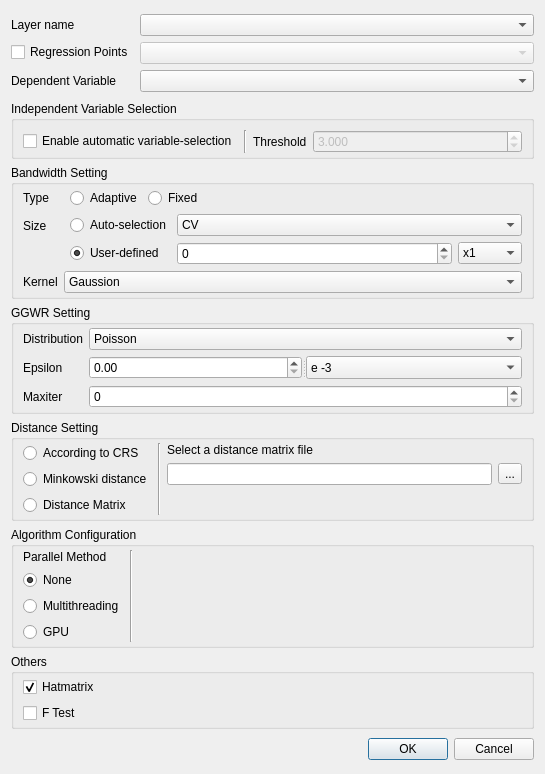
GWmodel-Lab/GWmodelS, file gwmggwroptionsdialog.ui: the form before one commit.
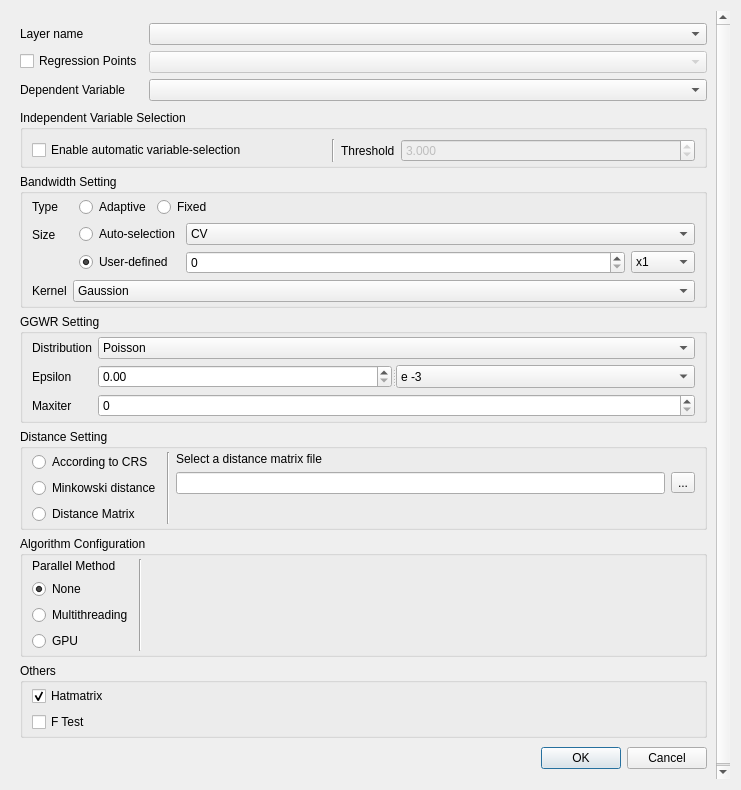
The form after the commit. Custom widgets are drawn as their Qt base class.

```diff
--- a/gwmggwroptionsdialog.ui
+++ b/gwmggwroptionsdialog.ui
@@ -6,16 +6,37 @@
    <rect>
     <x>0</x>
     <y>0</y>
-    <width>545</width>
-    <height>754</height>
+    <width>741</width>
+    <height>790</height>
    </rect>
   </property>
   <property name="windowTitle">
    <string>GGWR Configure</string>
   </property>
-  <layout class="QVBoxLayout" name="verticalLayout_3" stretch="0,1,0,0,0,0,0,0">
+  <layout class="QVBoxLayout" name="verticalLayout_3" stretch="0">
+   <item>
+    <widget class="QScrollArea" name="scrollArea">
+     <property name="frameShape">
+      <enum>QFrame::NoFrame</enum>
+     </property>
+     <property name="widgetResizable">
+      <bool>true</bool>
+     </property>
+     <widget class="QWidget" name="scrollAreaWidgetContents_2">
+      <property name="geometry">
+       <rect>
+        <x>0</x>
+        <y>0</y>
+        <width>719</width>
+        <height>768</height>
+       </rect>
+      </property>
+      <layout class="QVBoxLayout" name="verticalLayout_6">
    <item>
     <layout class="QFormLayout" name="formLayout_6">
+         <property name="sizeConstraint">
+          <enum>QLayout::SetNoConstraint</enum>
+         </property>
      <property name="topMargin">
       <number>3</number>
      </property>
@@ -70,6 +91,9 @@
       <string>Independent Variable Selection</string>
      </property>
      <layout class="QVBoxLayout" name="verticalLayout_4" stretch="1,0">
+          <property name="sizeConstraint">
+           <enum>QLayout::SetNoConstraint</enum>
+          </property>
       <property name="topMargin">
        <number>3</number>
       </property>
@@ -138,6 +162,9 @@
       <string>Bandwidth Setting</string>
      </property>
      <layout class="QFormLayout" name="formLayout">
+          <property name="sizeConstraint">
+           <enum>QLayout::SetNoConstraint</enum>
+          </property>
       <property name="horizontalSpacing">
        <number>6</number>
       </property>
@@ -905,12 +932,10 @@
     </layout>
    </item>
   </layout>
-  <zorder>groupBox</zorder>
-  <zorder>groupBox_2</zorder>
-  <zorder>groupBox_3</zorder>
-  <zorder>groupBox_4</zorder>
-  <zorder>groupBox_5</zorder>
-  <zorder>mCalcParallelGroup</zorder>
+     </widget>
+    </widget>
+   </item>
+  </layout>
  </widget>
  <customwidgets>
   <customwidget>
```
Left out of the diff: 48 changed lines with no effect on the pictures. Lines whose indentation alone changed are shown as unchanged.
